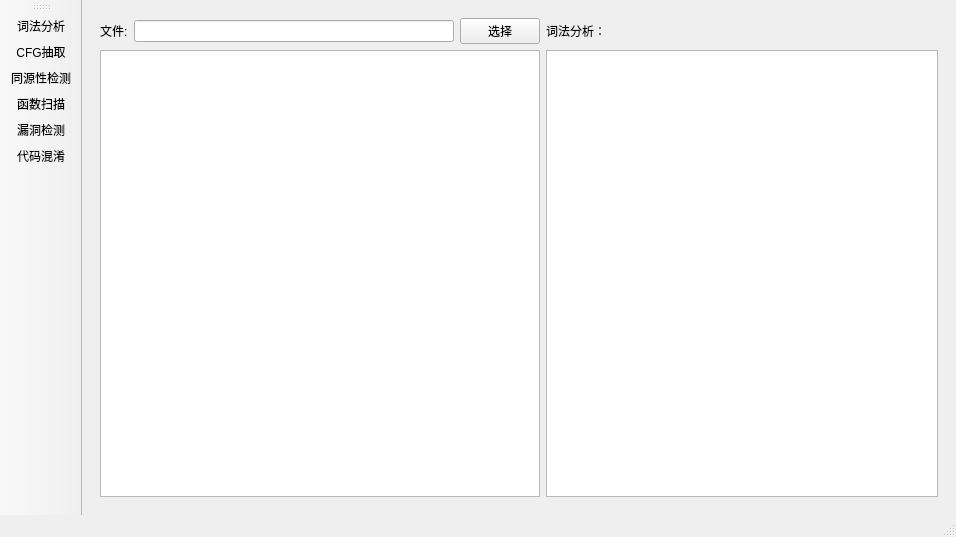
Leun9/code-ana, file mainwindow.ui: the form before one commit.
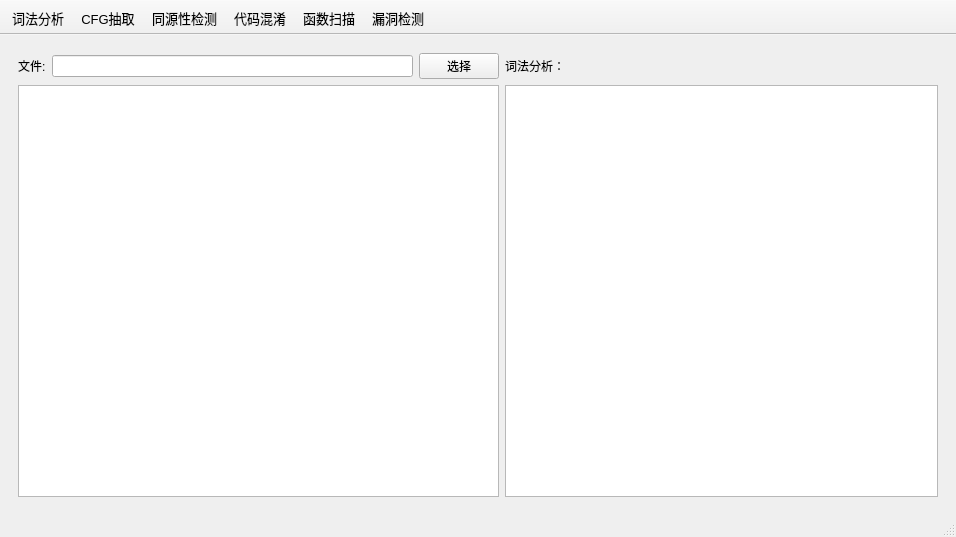
The form after the commit.

The edit to the form file:
```diff
--- a/mainwindow.ui
+++ b/mainwindow.ui
@@ -346,11 +346,37 @@
    </property>
   </widget>
   <widget class="QToolBar" name="toolBar">
+   <property name="sizePolicy">
+    <sizepolicy hsizetype="Preferred" vsizetype="Fixed">
+     <horstretch>0</horstretch>
+     <verstretch>0</verstretch>
+    </sizepolicy>
+   </property>
+   <property name="minimumSize">
+    <size>
+     <width>0</width>
+     <height>0</height>
+    </size>
+   </property>
+   <property name="font">
+    <font>
+     <pointsize>10</pointsize>
+    </font>
+   </property>
    <property name="windowTitle">
     <string>toolBar</string>
    </property>
+   <property name="movable">
+    <bool>false</bool>
+   </property>
+   <property name="toolButtonStyle">
+    <enum>Qt::ToolButtonTextBesideIcon</enum>
+   </property>
+   <property name="floatable">
+    <bool>true</bool>
+   </property>
    <attribute name="toolBarArea">
-    <enum>LeftToolBarArea</enum>
+    <enum>TopToolBarArea</enum>
    </attribute>
    <attribute name="toolBarBreak">
     <bool>false</bool>
@@ -358,9 +384,9 @@
    <addaction name="actionLexAna"/>
    <addaction name="actionCfgExt"/>
    <addaction name="actionHomDet"/>
+   <addaction name="actionFuzzer"/>
    <addaction name="actionFuncScan"/>
    <addaction name="actionVulnDet"/>
-   <addaction name="actionFuzzer"/>
   </widget>
   <action name="actionLexAna">
    <property name="text">
```
